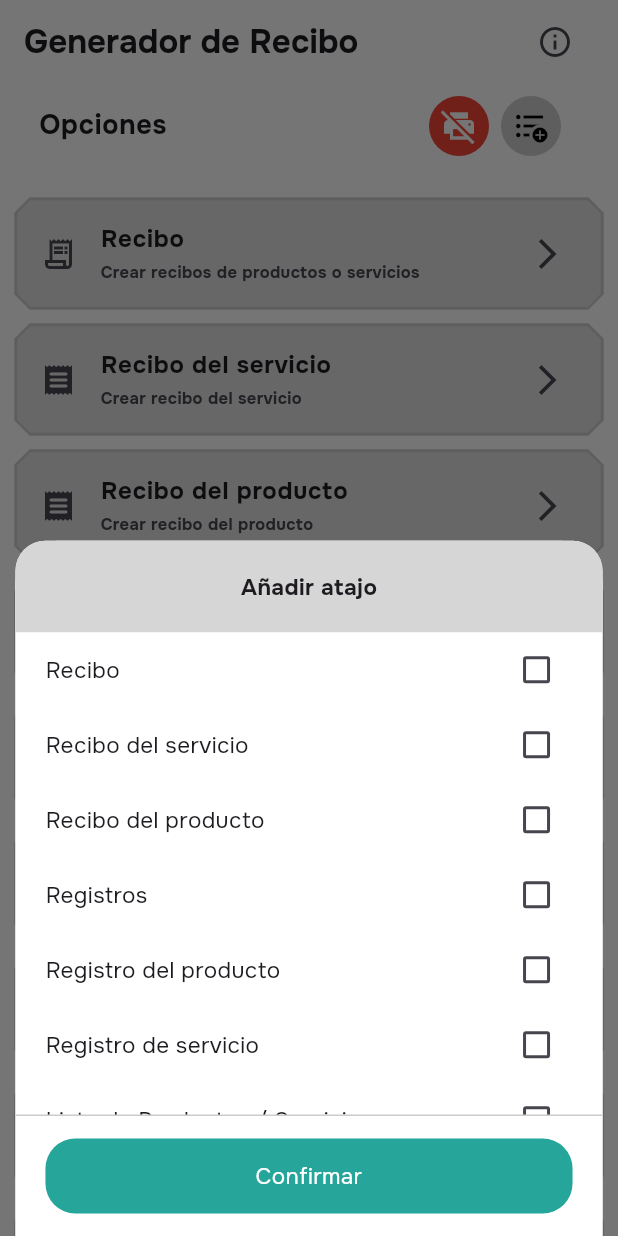
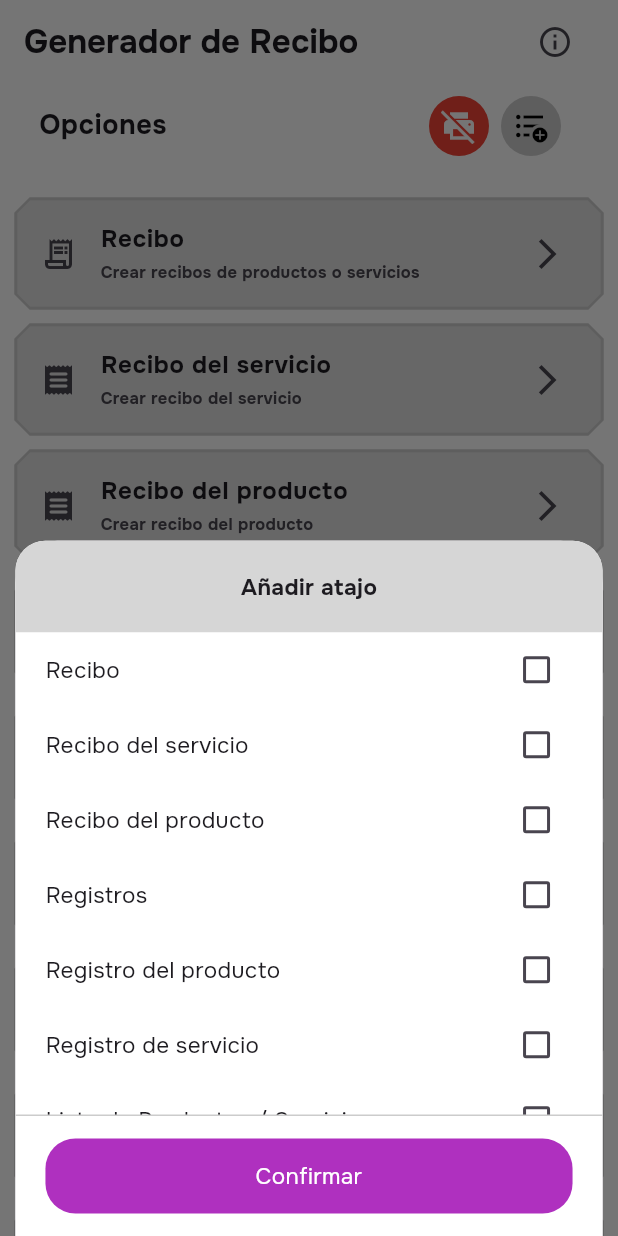
Before and after one commit to HanJian16/Ballots-Template, a Flutter app: the screen it shows after launch, after a tap on the "format list bulleted add" icon, on a phone screen of 412 x 824 dp. Run offline on Flutter 3.47's test engine with Material 3 defaults, Android fonts, the phone set to English and light mode, and no system bars; our stand-ins replace get, google_fonts, permission_handler, signature.

Commit message:
style: update default button color to match app theme and fontSize default

```diff
--- a/frontend/ballots_template_flutter/lib/widgets/custom_btn.dart
+++ b/frontend/ballots_template_flutter/lib/widgets/custom_btn.dart
@@ -6,10 +6,10 @@ class CustomBtn extends StatelessWidget {
     super.key,
     required this.text,
     this.intRadius = 20,
-    this.customColor = const Color.fromRGBO(38, 166, 154, 1),
+    this.customColor = const Color(0xFFAF30BF),
     this.customHeight = 50,
     this.onPressed,
-    required this.status, this.customFontSize = 12,
+    required this.status, this.customFontSize = 15,
   });
 
   final String text;
```
